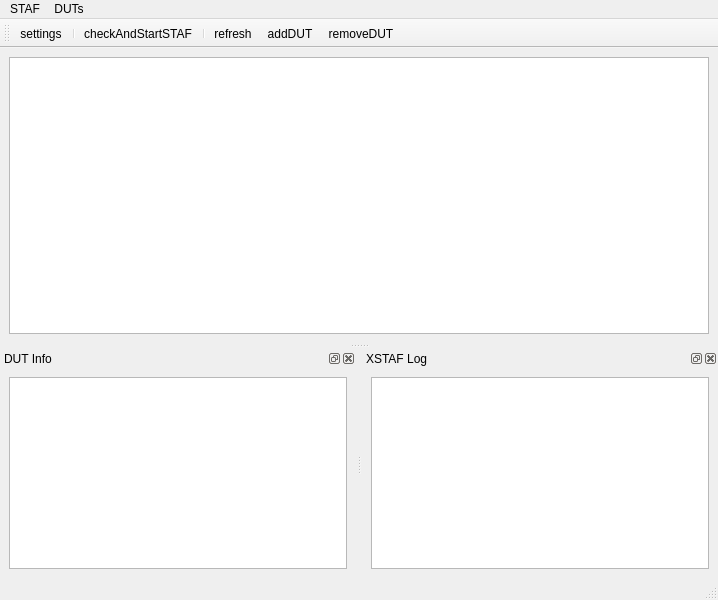
Qt form XSTAF/ui/mainWindow.ui (xcgspring/XSTAF) before a commit.
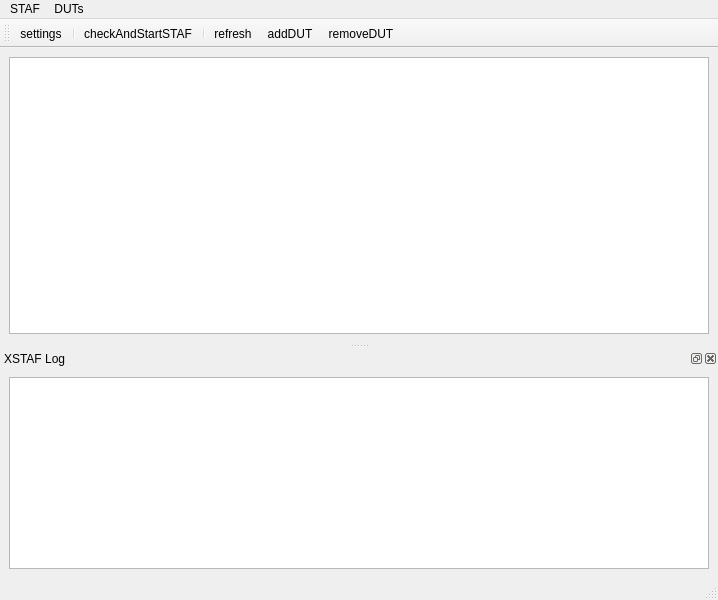
The same form after that commit. Icons and pictures are not drawn.

```diff
--- a/XSTAF/ui/mainWindow.ui
+++ b/XSTAF/ui/mainWindow.ui
@@ -63,21 +63,6 @@
    <addaction name="menuDUTs"/>
   </widget>
   <widget class="QStatusBar" name="statusbar"/>
-  <widget class="QDockWidget" name="DUTInfoDock">
-   <property name="windowTitle">
-    <string>DUT Info</string>
-   </property>
-   <attribute name="dockWidgetArea">
-    <number>8</number>
-   </attribute>
-   <widget class="QWidget" name="dockWidgetContents">
-    <layout class="QGridLayout" name="gridLayout_2">
-     <item row="0" column="0">
-      <widget class="QTextEdit" name="infoEdit"/>
-     </item>
-    </layout>
-   </widget>
-  </widget>
   <widget class="QDockWidget" name="XSTAFLogDock">
    <property name="windowTitle">
     <string>XSTAF Log</string>
```
